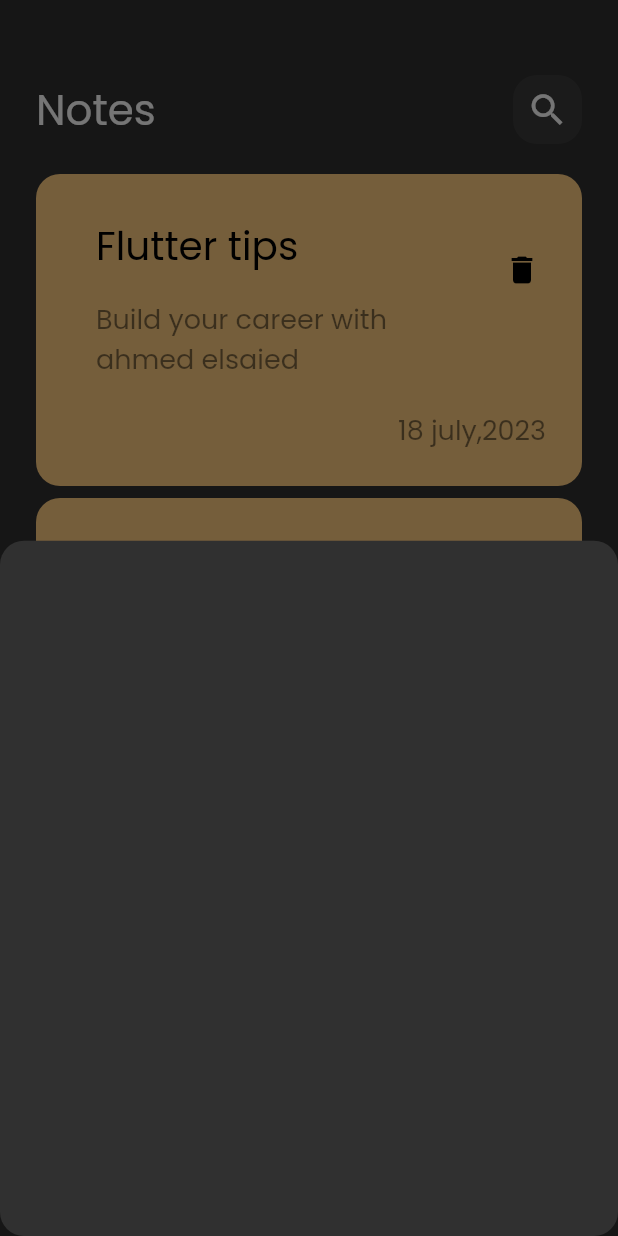
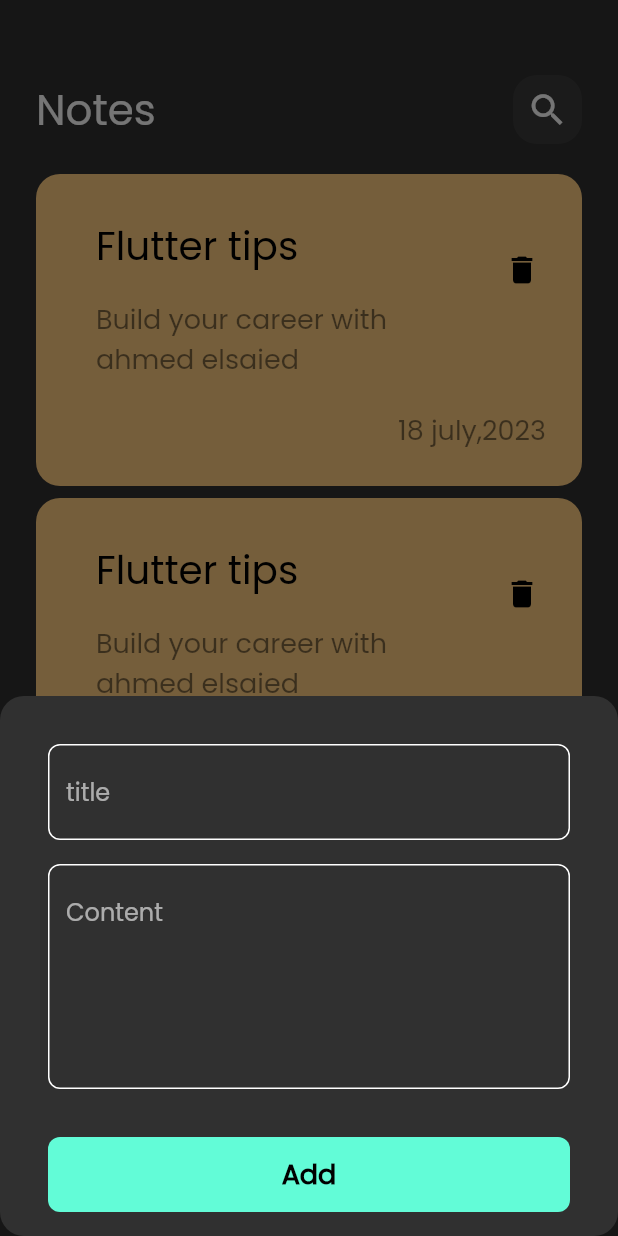
Before and after one commit to ahmeedelsaied/Notes_app, a Flutter app: the screen it shows after launch, after a tap on the "add" icon, on a phone screen of 412 x 824 dp. Run offline on Flutter 3.47's test engine with Material 2 defaults, Android fonts, the phone set to English and light mode, and no system bars.

Commit message:
finish bottom sheet

```diff
--- /dev/null
+++ b/lib/Constants.dart
@@ -0,0 +1,2 @@
+import 'package:flutter/material.dart';
+const KPrimaryColor=Color(0xff62FCD7);
--- a/lib/Views/Widgets/Add_Note_bottom_sheet.dart
+++ b/lib/Views/Widgets/Add_Note_bottom_sheet.dart
@@ -1,10 +1,37 @@
 import 'package:flutter/material.dart';
+import 'package:noted_app/Constants.dart';
+import 'package:noted_app/Views/Widgets/Custom_text_field.dart';
+
+import 'Custom_Button.dart';
 
 class AddNoteBottomSheet extends StatelessWidget {
   const AddNoteBottomSheet({Key? key}) : super(key: key);
 
   @override
   Widget build(BuildContext context) {
-    return Container();
+    return const Padding(
+      padding: EdgeInsets.symmetric(horizontal: 32),
+      child: SingleChildScrollView(
+        child: Column(
+          children: [
+            SizedBox(
+              height: 32,
+            ),
+            CustomTextField(
+              hint: 'title',
+            ),
+            SizedBox(
+              height: 16,
+            ),
+            CustomTextField(hint: 'Content', maxLines: 5),
+            SizedBox(
+              height: 32,
+            ),
+            CustomButton(),
+            SizedBox(height: 16,)
+          ],
+        ),
+      ),
+    );
   }
 }
--- /dev/null
+++ b/lib/Views/Widgets/Custom_Button.dart
@@ -0,0 +1,22 @@
+import 'package:flutter/material.dart';
+
+import '../../Constants.dart';
+class CustomButton extends StatelessWidget {
+  const CustomButton({Key? key}) : super(key: key);
+
+  @override
+  Widget build(BuildContext context) {
+    return Container(
+      height: 50,
+      width: MediaQuery.of(context).size.width,
+      decoration: BoxDecoration(
+          color: KPrimaryColor, borderRadius: BorderRadius.circular(8)),
+      child: Center(
+          child: Text(
+            "Add",
+            style: TextStyle(
+                color: Colors.black, fontSize: 18, fontWeight: FontWeight.bold),
+          )),
+    );
+  }
+}
--- /dev/null
+++ b/lib/Views/Widgets/Custom_text_field.dart
@@ -0,0 +1,29 @@
+import 'package:flutter/material.dart';
+
+import '../../Constants.dart';
+
+class CustomTextField extends StatelessWidget {
+  const CustomTextField({Key? key, required this.hint, this.maxLines = 1})
+      : super(key: key);
+  final String hint;
+  final int maxLines;
+
+  @override
+  Widget build(BuildContext context) {
+    return TextField(
+      cursorColor: KPrimaryColor,
+      maxLines: maxLines,
+      decoration: InputDecoration(
+          hintText: hint,
+          border: buildBorder(),
+          enabledBorder: buildBorder(),
+          focusedBorder: buildBorder(KPrimaryColor)),
+    );
+  }
+
+  OutlineInputBorder buildBorder([color]) {
+    return OutlineInputBorder(
+        borderSide: BorderSide(color: color ?? Colors.white),
+        borderRadius: BorderRadius.circular(8));
+  }
+}
```
